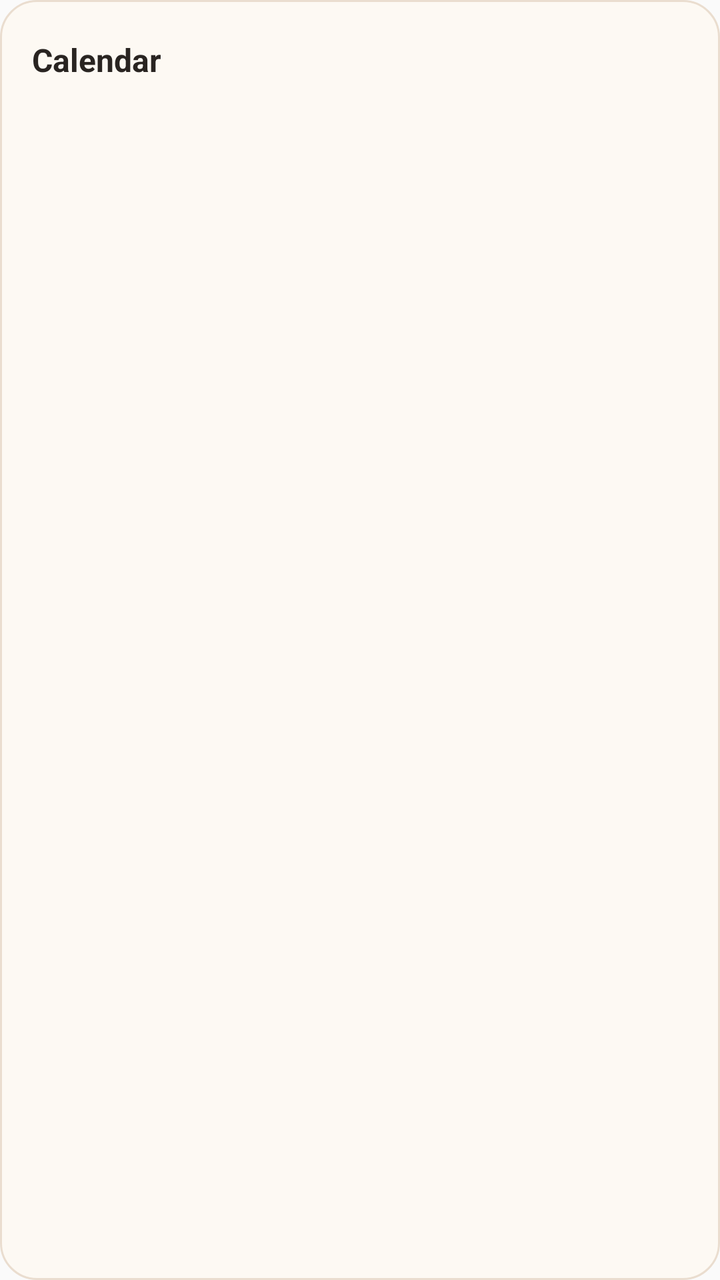
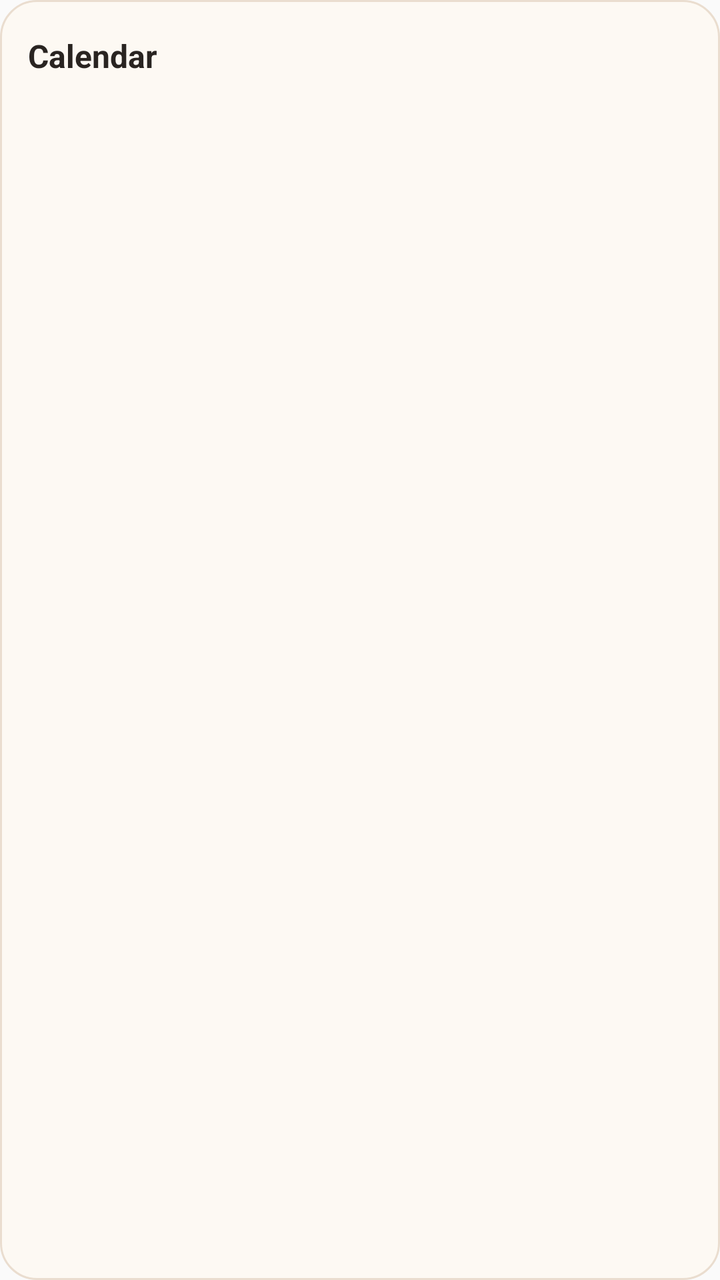

Compare the two renders of this Android layout. The source of the first and the diff that turns it into the second are given below.
<!-- AndroidManifest.xml: application theme AppTheme -->
<!-- res/layout/theo_widget.xml -->
<LinearLayout xmlns:android="http://schemas.android.com/apk/res/android" android:id="@+id/widget_root" android:layout_width="match_parent" android:layout_height="match_parent" android:orientation="vertical" android:padding="16dp" android:background="@drawable/theo_widget_background">
<TextView android:id="@+id/widget_month" android:layout_width="match_parent" android:layout_height="28dp" android:gravity="center_vertical" android:text="Calendar" android:textColor="#292421" android:textSize="16dp" android:textStyle="bold" android:maxLines="1" android:ellipsize="end"/>
<LinearLayout android:id="@+id/widget_weekdays" android:layout_width="match_parent" android:layout_height="22dp" android:orientation="horizontal"/>
<LinearLayout android:id="@+id/widget_grid" android:layout_width="match_parent" android:layout_height="0dp" android:layout_weight="1" android:orientation="vertical"/>
<TextView android:id="@+id/widget_status" android:layout_width="match_parent" android:layout_height="14dp" android:textColor="#796B61" android:textSize="8dp" android:maxLines="1" android:ellipsize="end"/>
</LinearLayout>
<!-- resources referenced by this layout -->
<resources>
  <!-- drawable theo_widget_background (drawable) -->
  <shape xmlns:android="http://schemas.android.com/apk/res/android" android:shape="rectangle">
      <solid android:color="#FDF9F3"/>
      <stroke android:width="1dp" android:color="#EADDCF"/>
      <corners android:radius="18dp"/>
      <padding android:left="1dp" android:top="1dp" android:right="1dp" android:bottom="1dp"/>
  </shape>
  <style name="AppTheme" parent="Theme.AppCompat.Light.DarkActionBar">
          
          <item name="colorPrimary">@color/colorPrimary</item>
          <item name="colorPrimaryDark">@color/colorPrimaryDark</item>
          <item name="colorAccent">@color/colorAccent</item>
      </style>
</resources>

<!-- the commit's change to res/layout/theo_widget.xml (unified diff, before → after) -->
@@ -1,6 +1,12 @@
-<LinearLayout xmlns:android="http://schemas.android.com/apk/res/android" android:id="@+id/widget_root" android:layout_width="match_parent" android:layout_height="match_parent" android:orientation="vertical" android:padding="16dp" android:background="@drawable/theo_widget_background">
-<TextView android:id="@+id/widget_month" android:layout_width="match_parent" android:layout_height="28dp" android:gravity="center_vertical" android:text="Calendar" android:textColor="#292421" android:textSize="16dp" android:textStyle="bold" android:maxLines="1" android:ellipsize="end"/>
-<LinearLayout android:id="@+id/widget_weekdays" android:layout_width="match_parent" android:layout_height="22dp" android:orientation="horizontal"/>
-<LinearLayout android:id="@+id/widget_grid" android:layout_width="match_parent" android:layout_height="0dp" android:layout_weight="1" android:orientation="vertical"/>
-<TextView android:id="@+id/widget_status" android:layout_width="match_parent" android:layout_height="14dp" android:textColor="#796B61" android:textSize="8dp" android:maxLines="1" android:ellipsize="end"/>
+<LinearLayout xmlns:android="http://schemas.android.com/apk/res/android"
+    android:id="@+id/widget_root" android:layout_width="match_parent" android:layout_height="match_parent"
+    android:orientation="vertical" android:padding="14dp" android:background="@drawable/theo_widget_background">
+    <TextView android:id="@+id/widget_month" android:layout_width="match_parent" android:layout_height="28dp"
+        android:gravity="center_vertical" android:text="Calendar" android:textColor="#292421"
+        android:textSize="16sp" android:textStyle="bold" android:maxLines="1" android:ellipsize="end" />
+    <LinearLayout android:id="@+id/widget_weekdays" android:layout_width="match_parent" android:layout_height="22dp" android:orientation="horizontal" />
+    <GridLayout android:id="@+id/widget_grid" android:layout_width="match_parent" android:layout_height="288dp"
+        android:columnCount="7" android:rowCount="6" android:orientation="horizontal" />
+    <TextView android:id="@+id/widget_status" android:layout_width="match_parent" android:layout_height="14dp"
+        android:textColor="#796B61" android:textSize="8sp" android:maxLines="1" android:ellipsize="end" />
 </LinearLayout>
